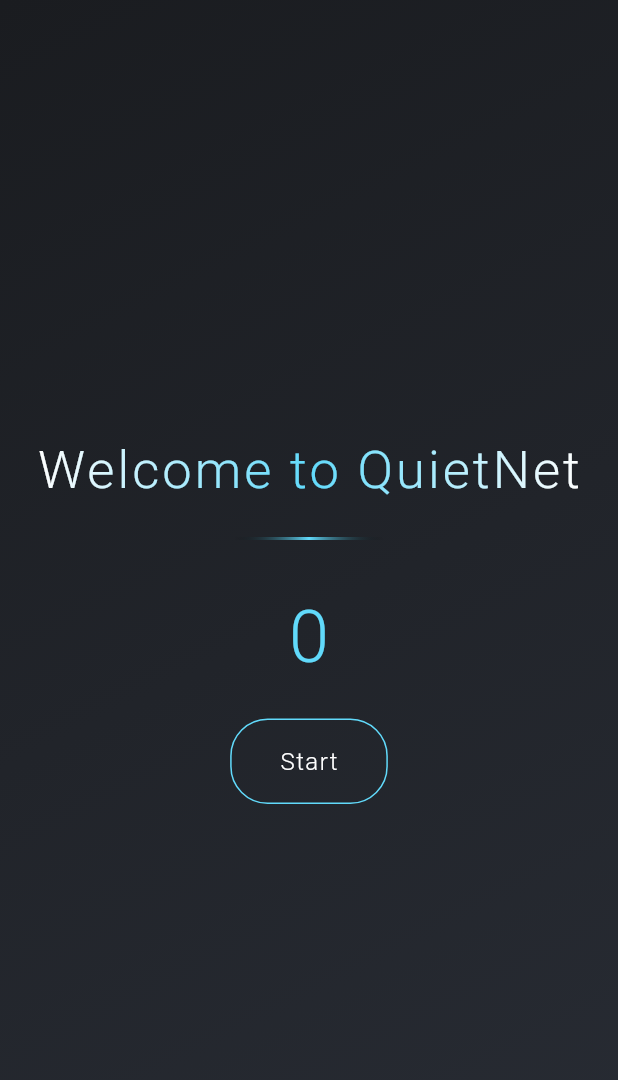
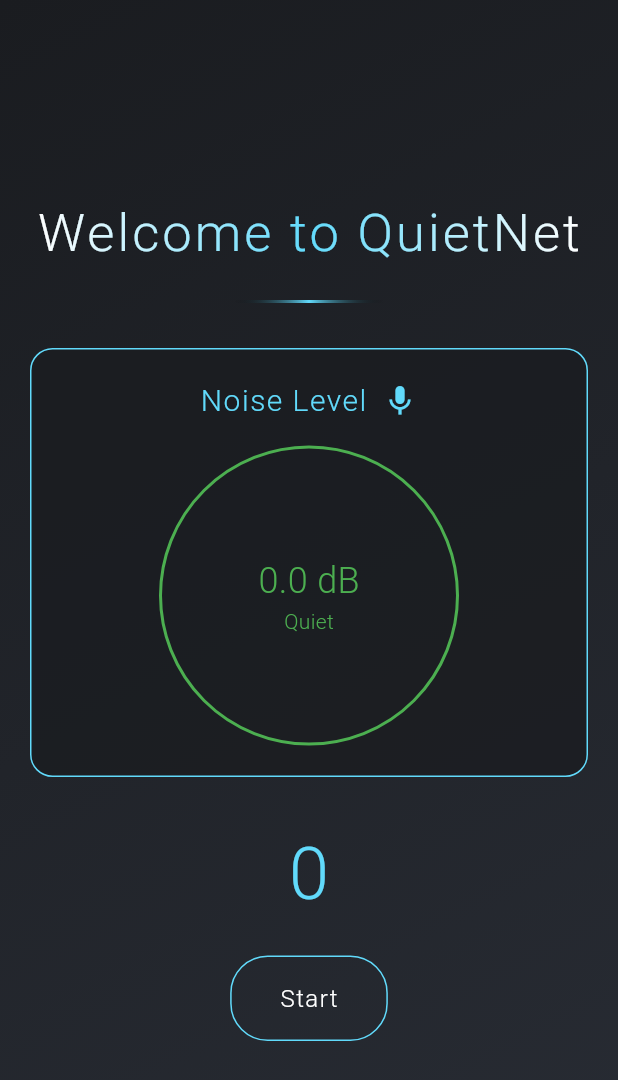
Before and after one commit to Quiet-Net/mobile_app, a Flutter app: the screen it shows after launch, on a phone screen of 412 x 824 dp. Shown: the top 1080 px of the screen. Run offline on Flutter 3.47's test engine with Material 3 defaults, Android fonts, the phone set to English and light mode, and no system bars; our stand-ins replace permission_handler; missing offline and left inert: mic_stream.

Commit message:
feat: Working sensor - draft

```diff
--- /dev/null
+++ b/lib/components/noise_meter.dart
@@ -0,0 +1,244 @@
+import 'package:flutter/material.dart';
+import 'package:mic_stream/mic_stream.dart';
+import 'dart:async';
+import '../utils/permission_manager.dart';
+import 'package:permission_handler/permission_handler.dart';
+
+class NoiseMeter extends StatefulWidget {
+  const NoiseMeter({super.key});
+
+  @override
+  State<NoiseMeter> createState() => _NoiseMeterState();
+}
+
+class _NoiseMeterState extends State<NoiseMeter> {
+  bool _isRecording = false;
+  double _decibels = 0.0;
+  Timer? _timer;
+  StreamSubscription? _micStreamSubscription;
+
+  @override
+  void initState() {
+    super.initState();
+    WidgetsBinding.instance.addPostFrameCallback((_) {
+      _requestMicrophonePermission();
+    });
+  }
+
+  Future<void> _requestMicrophonePermission() async {
+    RequestPermissionManager(PermissionType.microphone)
+        .onPermissionDenied(() {
+          debugPrint('Microphone permission denied');
+          if (mounted) {
+            ScaffoldMessenger.of(context).showSnackBar(
+              const SnackBar(
+                content: Text('Aplikacja wymaga dostępu do mikrofonu'),
+                duration: Duration(seconds: 3),
+              ),
+            );
+          }
+        })
+        .onPermissionGranted(() {
+          debugPrint('Microphone permission granted');
+          _startRecording();
+        })
+        .onPermissionPermanentlyDenied(() {
+          debugPrint('Microphone permission permanently denied');
+          if (mounted) {
+            showDialog(
+              context: context,
+              builder:
+                  (BuildContext context) => AlertDialog(
+                    title: const Text('Wymagany dostęp do mikrofonu'),
+                    content: const Text(
+                      'Aby mierzyć poziom hałasu, aplikacja potrzebuje dostępu do mikrofonu. '
+                      'Proszę włączyć dostęp w ustawieniach.',
+                    ),
+                    actions: [
+                      TextButton(
+                        onPressed: () => Navigator.pop(context),
+                        child: const Text('Anuluj'),
+                      ),
+                      TextButton(
+                        onPressed: () {
+                          Navigator.pop(context);
+                          openAppSettings();
+                        },
+                        child: const Text('Otwórz ustawienia'),
+                      ),
+                    ],
+                  ),
+            );
+          }
+        })
+        .execute();
+  }
+
+  Future<void> _startRecording() async {
+    try {
+      final stream = await MicStream.microphone(
+        sampleRate: 44100,
+        channelConfig: ChannelConfig.CHANNEL_IN_MONO,
+        audioFormat: AudioFormat.ENCODING_PCM_16BIT,
+      );
+
+      if (stream == null) {
+        debugPrint('Failed to get microphone stream');
+        if (mounted) {
+          ScaffoldMessenger.of(context).showSnackBar(
+            const SnackBar(
+              content: Text('Nie można uzyskać dostępu do mikrofonu'),
+              duration: Duration(seconds: 3),
+            ),
+          );
+        }
+        return;
+      }
+
+      _micStreamSubscription = stream.listen(
+        (data) {
+          final amplitude = _calculateAmplitude(data);
+          setState(() => _decibels = amplitude);
+        },
+        onError: (error) {
+          debugPrint('Microphone stream error: $error');
+        },
+      );
+
+      setState(() => _isRecording = true);
+    } catch (err) {
+      debugPrint('Error in _startRecording: $err');
+    }
+  }
+
+  double _calculateAmplitude(List<int> data) {
+    if (data.isEmpty) return 0;
+
+    // Konwertuj bajty na wartości 16-bitowe
+    final samples = <int>[];
+    for (var i = 0; i < data.length; i += 2) {
+      if (i + 1 < data.length) {
+        samples.add(data[i] | (data[i + 1] << 8));
+      }
+    }
+
+    // Oblicz średnią amplitudę
+    final sum = samples.fold<int>(0, (sum, sample) => sum + sample.abs());
+    final average = sum / samples.length;
+
+    // Konwertuj na dB (uproszczona wersja)
+    return 20 * (average / 32768).clamp(0.0, 1.0);
+  }
+
+  void _stopRecording() {
+    _timer?.cancel();
+    _micStreamSubscription?.cancel();
+    setState(() => _isRecording = false);
+  }
+
+  @override
+  void dispose() {
+    _micStreamSubscription?.cancel();
+    _timer?.cancel();
+    super.dispose();
+  }
+
+  Color _getDecibelColor(double db) {
+    if (db < 60) return Colors.green;
+    if (db < 70) return Colors.yellow;
+    if (db < 80) return Colors.orange;
+    return Colors.red;
+  }
+
+  @override
+  Widget build(BuildContext context) {
+    return Container(
+      padding: const EdgeInsets.all(20),
+      decoration: BoxDecoration(
+        color: const Color(0xFF1A1C20).withOpacity(0.8),
+        borderRadius: BorderRadius.circular(15),
+        border: Border.all(color: const Color(0xFF61DAFB), width: 1),
+      ),
+      child: Column(
+        mainAxisSize: MainAxisSize.min,
+        children: [
+          Row(
+            mainAxisAlignment: MainAxisAlignment.center,
+            children: [
+              const Text(
+                'Noise Level',
+                style: TextStyle(
+                  color: Color(0xFF61DAFB),
+                  fontSize: 20,
+                  fontWeight: FontWeight.w300,
+                  letterSpacing: 1,
+                ),
+              ),
+              const SizedBox(width: 10),
+              GestureDetector(
+                onTap:
+                    _isRecording
+                        ? _stopRecording
+                        : _requestMicrophonePermission,
+                child: Icon(
+                  _isRecording ? Icons.mic : Icons.mic_off,
+                  color: _isRecording ? const Color(0xFF61DAFB) : Colors.grey,
+                ),
+              ),
+            ],
+          ),
+          const SizedBox(height: 15),
+          Container(
+            width: 200,
+            height: 200,
+            decoration: BoxDecoration(
+              shape: BoxShape.circle,
+              border: Border.all(
+                color:
+                    _isRecording
+                        ? _getDecibelColor(_decibels)
+                        : const Color(0xFF61DAFB),
+                width: 2,
+              ),
+            ),
+            child: Center(
+              child: Column(
+                mainAxisAlignment: MainAxisAlignment.center,
+                children: [
+                  Text(
+                    _isRecording ? '${_decibels.toStringAsFixed(1)} dB' : 'OFF',
+                    style: TextStyle(
+                      color:
+                          _isRecording
+                              ? _getDecibelColor(_decibels)
+                              : Colors.white,
+                      fontSize: 24,
+                      fontWeight: FontWeight.w300,
+                    ),
+                  ),
+                  if (_isRecording)
+                    Text(
+                      _getLevelDescription(_decibels),
+                      style: TextStyle(
+                        color: _getDecibelColor(_decibels),
+                        fontSize: 14,
+                        fontWeight: FontWeight.w300,
+                      ),
+                    ),
+                ],
+              ),
+            ),
+          ),
+        ],
+      ),
+    );
+  }
+
+  String _getLevelDescription(double db) {
+    if (db < 50) return 'Quiet';
+    if (db < 60) return 'Moderate';
+    if (db < 70) return 'Loud';
+    if (db < 80) return 'Very Loud';
+    return 'Dangerous';
+  }
+}
--- a/lib/screens/home_screen.dart
+++ b/lib/screens/home_screen.dart
@@ -1,5 +1,6 @@
 import 'package:flutter/material.dart';
 import 'dart:async';
+import '../components/noise_meter.dart';
 
 class HomeScreen extends StatefulWidget {
   const HomeScreen({super.key});
@@ -8,7 +9,8 @@ class HomeScreen extends StatefulWidget {
   State<HomeScreen> createState() => _HomeScreenState();
 }
 
-class _HomeScreenState extends State<HomeScreen> with SingleTickerProviderStateMixin {
+class _HomeScreenState extends State<HomeScreen>
+    with SingleTickerProviderStateMixin {
   late AnimationController _controller;
   bool _isHovered = false;
   bool _isMenuOpen = false;
@@ -87,12 +89,18 @@ class _HomeScreenState extends State<HomeScreen> with SingleTickerProviderStateM
                       onExit: (_) => setState(() => _isHovered = false),
                       child: AnimatedContainer(
                         duration: const Duration(milliseconds: 500),
-                        transform: Matrix4.identity()
+                        transform:
+                            Matrix4.identity()
                               ..translate(0.0, _isHovered ? -5.0 : 0.0)
                               ..scale(_isHovered ? 1.05 : 1.0),
                         child: ShaderMask(
-                          shaderCallback: (bounds) => const LinearGradient(
-                            colors: [Colors.white, Color(0xFF61DAFB), Colors.white],
+                          shaderCallback:
+                              (bounds) => const LinearGradient(
+                                colors: [
+                                  Colors.white,
+                                  Color(0xFF61DAFB),
+                                  Colors.white,
+                                ],
                               ).createShader(bounds),
                           child: const Text(
                             'Welcome to QuietNet',
@@ -122,6 +130,9 @@ class _HomeScreenState extends State<HomeScreen> with SingleTickerProviderStateM
                       ),
                     ),
                     const SizedBox(height: 30),
+                    // Noise Meter
+                    const NoiseMeter(),
+                    const SizedBox(height: 30),
                     // Counter
                     Text(
                       '$_counter',
@@ -141,7 +152,8 @@ class _HomeScreenState extends State<HomeScreen> with SingleTickerProviderStateM
                         onTap: _toggleCounter,
                         child: AnimatedContainer(
                           duration: const Duration(milliseconds: 500),
-                          transform: Matrix4.identity()
+                          transform:
+                              Matrix4.identity()
                                 ..translate(0.0, _isButtonHovered ? -3.0 : 0.0),
                           decoration: BoxDecoration(
                             borderRadius: BorderRadius.circular(25),
@@ -149,7 +161,9 @@ class _HomeScreenState extends State<HomeScreen> with SingleTickerProviderStateM
                               color: const Color(0xFF61DAFB),
                               width: 1,
                             ),
-                            boxShadow: _isButtonHovered ? [
+                            boxShadow:
+                                _isButtonHovered
+                                    ? [
                                       const BoxShadow(
                                         color: Color(0x4861DAFB),
                                         blurRadius: 15,
@@ -160,7 +174,8 @@ class _HomeScreenState extends State<HomeScreen> with SingleTickerProviderStateM
                                         blurRadius: 20,
                                         spreadRadius: 1,
                                       ),
-                            ] : [],
+                                    ]
+                                    : [],
                           ),
                           child: Container(
                             padding: const EdgeInsets.symmetric(
@@ -168,7 +183,9 @@ class _HomeScreenState extends State<HomeScreen> with SingleTickerProviderStateM
                               vertical: 16,
                             ),
                             child: Text(
-                              _isRunning ? 'Stop' : (_isStopped ? 'Reset' : 'Start'),
+                              _isRunning
+                                  ? 'Stop'
+                                  : (_isStopped ? 'Reset' : 'Start'),
                               style: const TextStyle(
                                 color: Colors.white,
                                 fontSize: 16,
--- /dev/null
+++ b/lib/utils/permission_manager.dart
@@ -0,0 +1,79 @@
+import 'package:permission_handler/permission_handler.dart';
+
+enum PermissionType {
+  microphone,
+  camera,
+  storage,
+  notification,
+  location,
+  contacts,
+  photos,
+}
+
+class RequestPermissionManager {
+  PermissionType? _permissionType;
+  Function()? _onPermissionDenied;
+  Function()? _onPermissionGranted;
+  Function()? _onPermissionPermanentlyDenied;
+
+  RequestPermissionManager(PermissionType permissionType) {
+    _permissionType = permissionType;
+  }
+
+  RequestPermissionManager onPermissionDenied(Function()? onPermissionDenied) {
+    _onPermissionDenied = onPermissionDenied;
+    return this;
+  }
+
+  RequestPermissionManager onPermissionGranted(
+    Function()? onPermissionGranted,
+  ) {
+    _onPermissionGranted = onPermissionGranted;
+    return this;
+  }
+
+  RequestPermissionManager onPermissionPermanentlyDenied(
+    Function()? onPermissionPermanentlyDenied,
+  ) {
+    _onPermissionPermanentlyDenied = onPermissionPermanentlyDenied;
+    return this;
+  }
+
+  Permission _getPermissionFromType(PermissionType permissionType) {
+    switch (permissionType) {
+      case PermissionType.microphone:
+        return Permission.microphone;
+      case PermissionType.camera:
+        return Permission.camera;
+      case PermissionType.storage:
+        return Permission.storage;
+      case PermissionType.notification:
+        return Permission.notification;
+      case PermissionType.location:
+        return Permission.location;
+      case PermissionType.contacts:
+        return Permission.contacts;
+      case PermissionType.photos:
+        return Permission.photos;
+    }
+  }
+
+  Future<void> execute() async {
+    Permission permission = _getPermissionFromType(_permissionType!);
+    PermissionStatus status = await permission.request();
+
+    if (status.isGranted) {
+      if (_onPermissionGranted != null) {
+        _onPermissionGranted!();
+      }
+    } else if (status.isDenied) {
+      if (_onPermissionDenied != null) {
+        _onPermissionDenied!();
+      }
+    } else if (status.isPermanentlyDenied) {
+      if (_onPermissionPermanentlyDenied != null) {
+        _onPermissionPermanentlyDenied!();
+      }
+    }
+  }
+}
--- a/pubspec.yaml
+++ b/pubspec.yaml
@@ -30,10 +30,14 @@ environment:
 dependencies:
   flutter:
     sdk: flutter
+  noise_meter: ^5.0.2
+  mic_stream: ^0.7.0
+  permission_handler: ^11.3.0
 
   # The following adds the Cupertino Icons font to your application.
   # Use with the CupertinoIcons class for iOS style icons.
   cupertino_icons: ^1.0.8
+  flutter_sound: ^9.28.0
 
 dev_dependencies:
   flutter_test:
```
Also changed, not shown: lib/theme/app_theme.dart (line endings or trailing spaces), pubspec.lock, 24 other files. Lines whose indentation alone changed are shown as unchanged.
